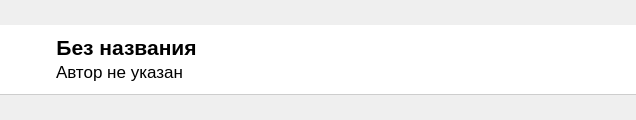
Qt form public/ui/ui_track_card.ui (crockshine/UP-05-Korolev.M.N-204) before a commit.
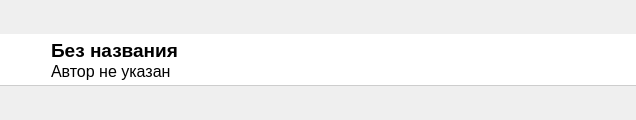
The same form after that commit. Icons and pictures are not drawn.

What changed in the file:
```diff
--- a/public/ui/ui_track_card.ui
+++ b/public/ui/ui_track_card.ui
@@ -65,13 +65,13 @@
        <number>5</number>
       </property>
       <property name="topMargin">
-       <number>10</number>
+       <number>5</number>
       </property>
       <property name="rightMargin">
        <number>5</number>
       </property>
       <property name="bottomMargin">
-       <number>10</number>
+       <number>5</number>
       </property>
       <item alignment="Qt::AlignmentFlag::AlignVCenter">
        <widget class="QLabel" name="trackImage">
@@ -83,14 +83,14 @@
         </property>
         <property name="minimumSize">
          <size>
-          <width>45</width>
-          <height>45</height>
+          <width>40</width>
+          <height>40</height>
          </size>
         </property>
         <property name="maximumSize">
          <size>
-          <width>45</width>
-          <height>45</height>
+          <width>40</width>
+          <height>40</height>
          </size>
         </property>
         <property name="styleSheet">
@@ -112,7 +112,7 @@
         <property name="minimumSize">
          <size>
           <width>0</width>
-          <height>50</height>
+          <height>35</height>
          </size>
         </property>
         <property name="maximumSize">
@@ -153,7 +153,7 @@
            </property>
            <property name="font">
             <font>
-             <pointsize>16</pointsize>
+             <pointsize>14</pointsize>
              <bold>true</bold>
             </font>
            </property>
@@ -175,7 +175,7 @@
           <widget class="QLabel" name="artist">
            <property name="font">
             <font>
-             <pointsize>13</pointsize>
+             <pointsize>12</pointsize>
             </font>
            </property>
            <property name="styleSheet">
```
